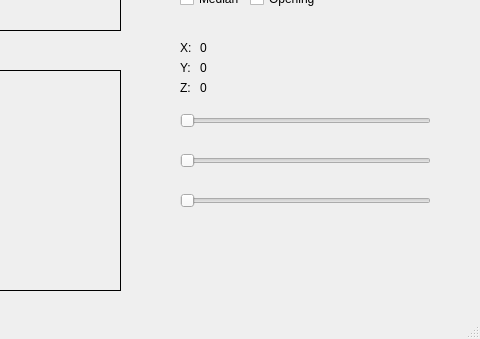
Before: the Qt Designer form SoundBox/videoplayer.ui in SaschaLK/avprg-master, drawn with Qt 5; both pictures show x 550 to 1030 and y 256 to 595 of the 1030 by 595 pixel window.
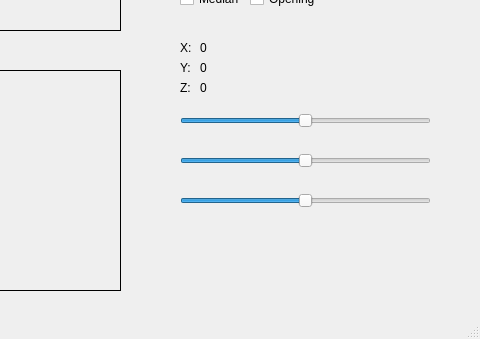
After: the same form once the commit is applied. Custom widgets are drawn as their Qt base class.

```diff
--- a/SoundBox/videoplayer.ui
+++ b/SoundBox/videoplayer.ui
@@ -439,6 +439,9 @@
     <property name="maximum">
      <number>640</number>
     </property>
+    <property name="value">
+     <number>320</number>
+    </property>
     <property name="orientation">
      <enum>Qt::Horizontal</enum>
     </property>
@@ -455,6 +458,9 @@
     <property name="maximum">
      <number>480</number>
     </property>
+    <property name="value">
+     <number>240</number>
+    </property>
     <property name="orientation">
      <enum>Qt::Horizontal</enum>
     </property>
@@ -471,6 +477,9 @@
     <property name="maximum">
      <number>640</number>
     </property>
+    <property name="value">
+     <number>320</number>
+    </property>
     <property name="orientation">
      <enum>Qt::Horizontal</enum>
     </property>
```
